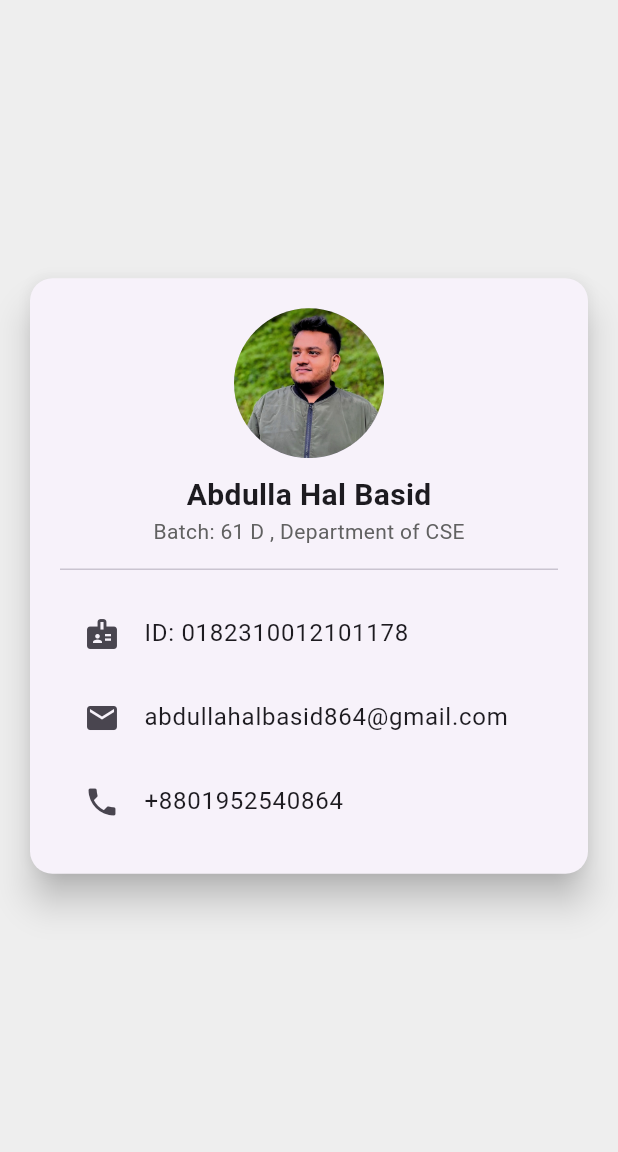
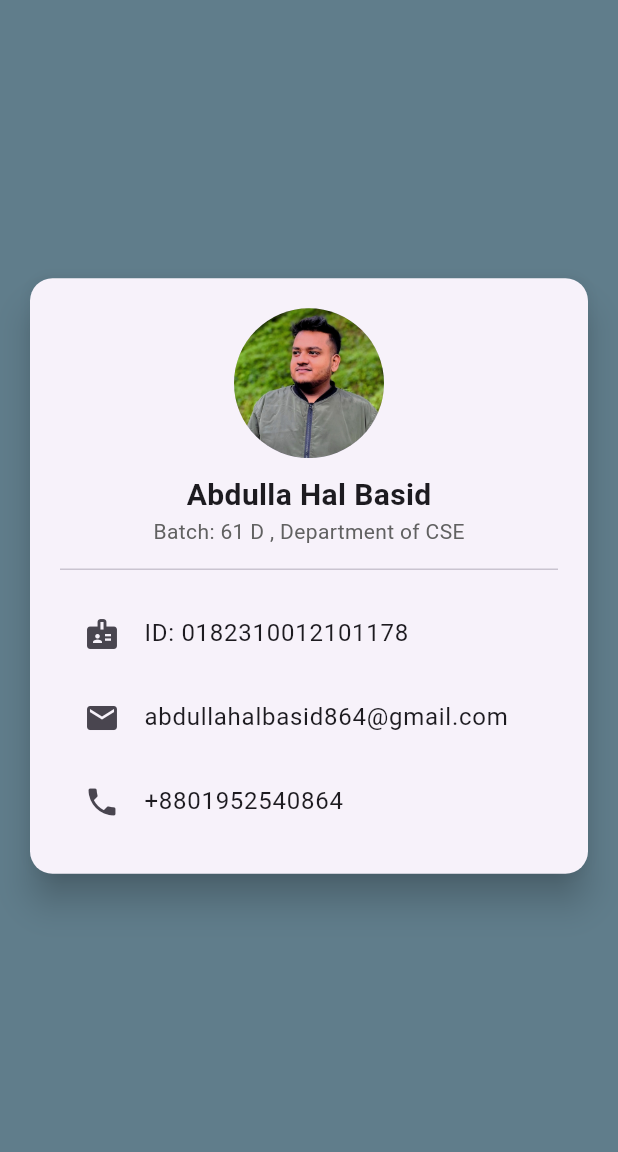
Before and after one commit to Abdulla-Hal-Basid/178_FA_8_, a Flutter app: the screen it shows after launch, on a phone screen of 412 x 824 dp, the part 84-1236 px from its top. Run offline on Flutter 3.47's test engine with Material 3 defaults, Android fonts, the phone set to English and light mode, and no system bars.

Commit message:
first commit

```diff
--- a/lib/main.dart
+++ b/lib/main.dart
@@ -19,7 +19,7 @@ class IDCardScreen extends StatelessWidget {
   @override
   Widget build(BuildContext context) {
     return Scaffold(
-      backgroundColor: Colors.grey[200],
+      backgroundColor: Colors.blueGrey,
       appBar: AppBar(
         title: Text('Digital ID Card'),
         centerTitle: true,
```
